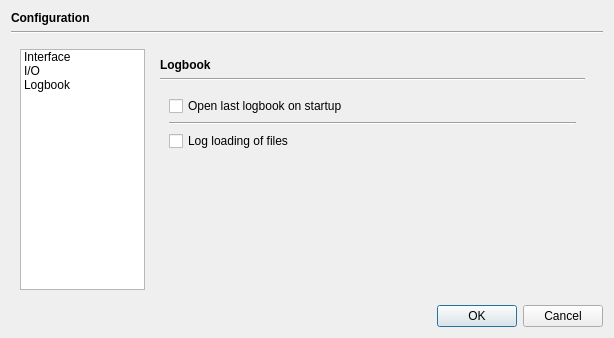
Old version of the form src/app/dialogs/configurationdialog.ui in the repository braeun/FitsIP.
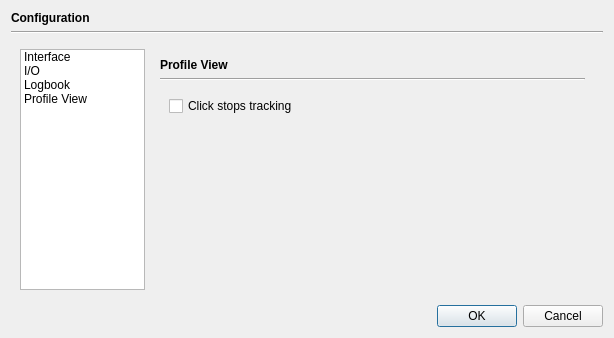
New version of the form.

Commit message: improved profile view

Patch:
```diff
--- a/src/app/dialogs/configurationdialog.ui
+++ b/src/app/dialogs/configurationdialog.ui
@@ -72,6 +72,11 @@
           <string>Logbook</string>
          </property>
         </item>
+        <item>
+         <property name="text">
+          <string>Profile View</string>
+         </property>
+        </item>
        </widget>
       </item>
       <item>
@@ -83,7 +88,7 @@
          </sizepolicy>
         </property>
         <property name="currentIndex">
-         <number>2</number>
+         <number>3</number>
         </property>
         <widget class="QWidget" name="guiPage">
          <layout class="QVBoxLayout" name="verticalLayout_3">
@@ -268,7 +273,6 @@
            <widget class="QLabel" name="label_5">
             <property name="font">
              <font>
-              <weight>75</weight>
               <bold>true</bold>
              </font>
             </property>
@@ -326,6 +330,55 @@
           </item>
          </layout>
         </widget>
+        <widget class="QWidget" name="page">
+         <layout class="QVBoxLayout" name="verticalLayout_5">
+          <item>
+           <widget class="QLabel" name="label_8">
+            <property name="font">
+             <font>
+              <bold>true</bold>
+             </font>
+            </property>
+            <property name="text">
+             <string>Profile View</string>
+            </property>
+           </widget>
+          </item>
+          <item>
+           <widget class="Line" name="line_6">
+            <property name="orientation">
+             <enum>Qt::Horizontal</enum>
+            </property>
+           </widget>
+          </item>
+          <item>
+           <widget class="QWidget" name="widget_4" native="true">
+            <layout class="QVBoxLayout" name="verticalLayout_6">
+             <item>
+              <widget class="QCheckBox" name="profileClickBox">
+               <property name="text">
+                <string>Click stops tracking</string>
+               </property>
+              </widget>
+             </item>
+            </layout>
+           </widget>
+          </item>
+          <item>
+           <spacer name="verticalSpacer_4">
+            <property name="orientation">
+             <enum>Qt::Vertical</enum>
+            </property>
+            <property name="sizeHint" stdset="0">
+             <size>
+              <width>20</width>
+              <height>40</height>
+             </size>
+            </property>
+           </spacer>
+          </item>
+         </layout>
+        </widget>
        </widget>
       </item>
      </layout>
```
Left out of the diff: 3 changed lines with no effect on the pictures. The commit also changes 8 other files.
